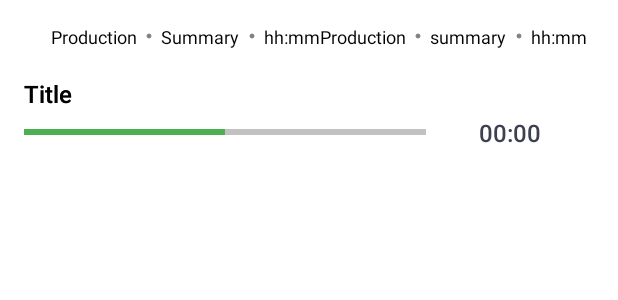
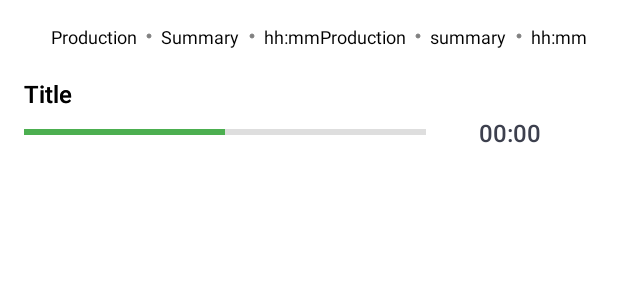
Before and after one commit to WebEngage/android-push-templates, an Android app: the layout layout_progressbar_collapsed.xml on its own in the app's theme, with its tools: preview values and no code run, on a phone screen of 412 x 824 dp. Shown: the top 300 px of the screen. Run offline under Robolectric (Android 15) with nearby library versions, the phone set to English and light mode, and no system bars.

Commit message:
Added theme attribute to progress bar

```diff
--- a/PushTemplates/src/main/res/layout/layout_progressbar_collapsed.xml
+++ b/PushTemplates/src/main/res/layout/layout_progressbar_collapsed.xml
@@ -29,9 +29,7 @@
                 android:weightSum="5">
 
             <ProgressBar
-                android:progressTint="@color/we_progress"
-                android:progressBackgroundTint="@color/we_progress_tint"
-                android:progressBackgroundTintMode="add"
+                android:theme="@style/ProgressBar"
                 android:progress="50"
                 android:max="100"
                 style="@style/Widget.AppCompat.ProgressBar.Horizontal"
--- a/PushTemplates/src/main/res/values/styles.xml
+++ b/PushTemplates/src/main/res/values/styles.xml
@@ -53,5 +53,9 @@
         <item name="android:textColor">@color/we_soft_black</item>
     </style>
     <style name="NotificationLine2Adaptive" parent="NotificationInfo"/>
-
+    <style name="ProgressBar">
+        <item name="android:progressTint">@color/we_progress</item>
+        <item name="android:progressBackgroundTint">@color/we_progress_tint</item>
+        <item name="android:backgroundTintMode">add</item>
+    </style>
 </resources>
```
